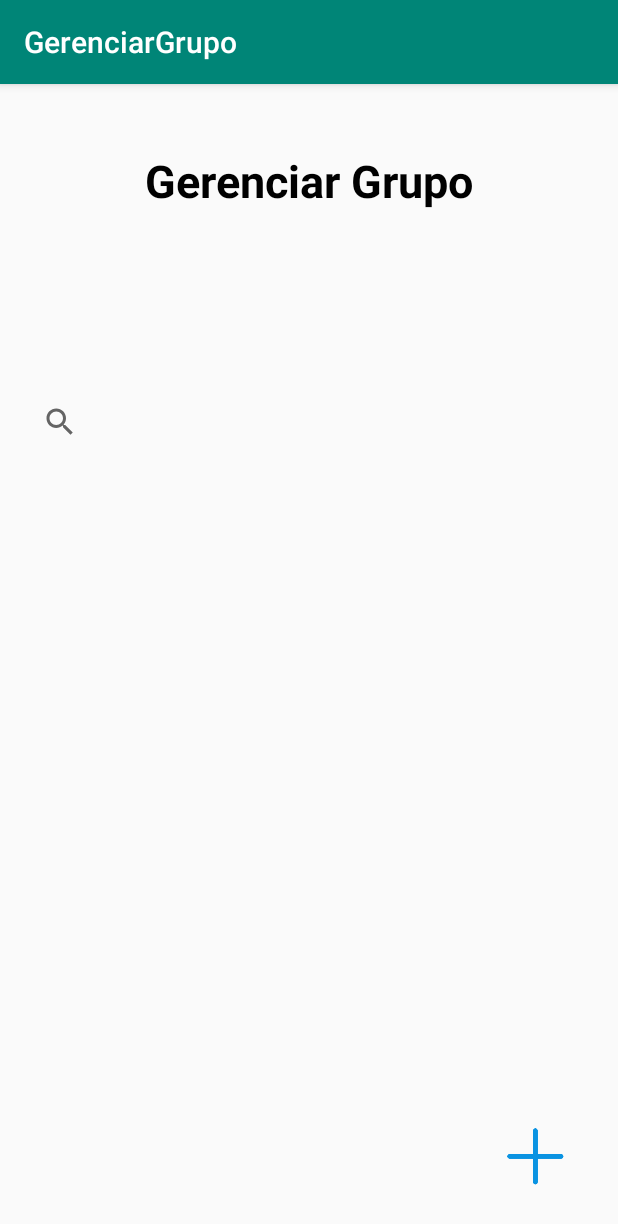
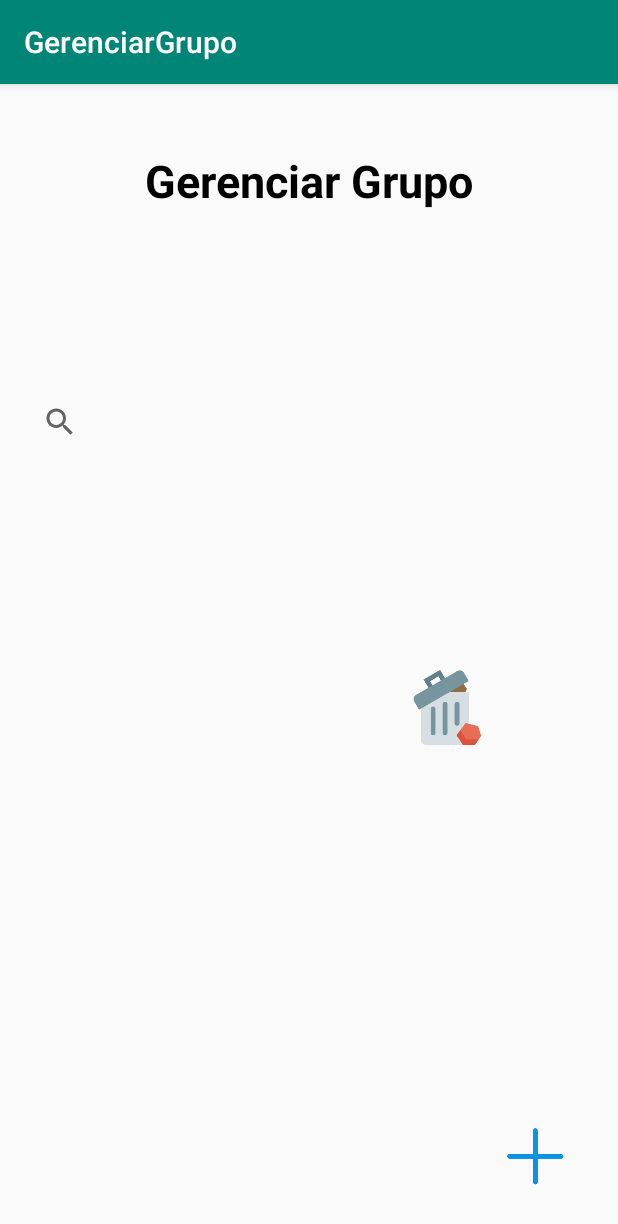
Before and after one commit to RodrigoNorio/construcao_software, an Android app: the GerenciarGrupo screen opened directly, with no data from a screen before it, on a phone screen of 412 x 824 dp. Shown: the top 1224 px of the screen. Run offline under Robolectric (Android 15) with nearby library versions, the light colour scheme and no system bars.

Commit message:
view remover grupo

```diff
--- a/app/src/main/java/com/example/trabalhocs/Controller/GrupoCtrl.java
+++ b/app/src/main/java/com/example/trabalhocs/Controller/GrupoCtrl.java
@@ -29,6 +29,7 @@ public class GrupoCtrl {
     public boolean excluirFonteCtrl(long fcodFonte){
         return this.grupoDAO.excluirFonteDAO(fcodFonte);
     }
+    /*
 
     public boolean atualizarFonteCtrl (ModeloFonte f){
         return this.grupoDAO.atualizarFonteDAO(f);
--- a/app/src/main/java/com/example/trabalhocs/View/GerenciarGrupo.java
+++ b/app/src/main/java/com/example/trabalhocs/View/GerenciarGrupo.java
@@ -19,7 +19,10 @@ import androidx.appcompat.widget.Toolbar;
 import android.view.View;
 import android.widget.Button;
 import android.widget.EditText;
+import android.widget.ListView;
 import android.widget.Toast;
+
+import java.util.ArrayList;
 
 public class GerenciarGrupo extends AppCompatActivity {
 
@@ -30,6 +33,7 @@ public class GerenciarGrupo extends AppCompatActivity {
         Toolbar toolbar = findViewById(R.id.toolbar);
         setSupportActionBar(toolbar);
 
+        //listargrupos();
         Button btngrupo = (Button) findViewById(R.id.adicionargrupo);
         btngrupo.setOnClickListener(new View.OnClickListener() {
             @Override
@@ -39,6 +43,8 @@ public class GerenciarGrupo extends AppCompatActivity {
         });
 
     }
+
+
 
     public void addgruponome(){
         final EditText fontetxt;
@@ -81,7 +87,56 @@ public class GerenciarGrupo extends AppCompatActivity {
         ad.show();
         fontetxt.setText("");
     }
+/*
+    private void listargrupos() {
+        //BUSCAR TODOS OS GRUPOS DO BANCO
 
+        final GrupoCtrl grupoCtrl = new GrupoCtrl(ConexaoSQlite.getInstanciaConexao(GerenciarGrupo.this));
+
+        this.grupoList = new ArrayList<>();
+        grupoList = grupoCtrl.getListaFontesCtrl();
+
+        this.lsvFontes = (ListView) findViewById(R.id.listarfontes);
+
+        this.adapterListaFonte = new AdapterListaFonte(GerenciarReceita.this, fonteList);
+
+        this.lsvFontes.setAdapter(this.adapterListaFonte);
+
+        this.lsvFontes.setOnItemClickListener(new AdapterView.OnItemClickListener() {
+            @Override
+            public void onItemClick(AdapterView<?> adapterView, View view, final int posicao, long id) {
+
+                adapterListaFonte.select(posicao);
+
+                ModeloFonte fonteSelecionada = (ModeloFonte) adapterListaFonte.getItem(posicao);
+                final int cod_fonte = fonteSelecionada.getCodfonte();
+
+                Button btnexcluir = findViewById(R.id.excluirfonte);
+                Button btneditar = findViewById(R.id.editarfonte);
+                Button btnverificar = findViewById(R.id.verificardin);
+
+                btnexcluir.setOnClickListener(new View.OnClickListener() {
+                    @Override
+                    public void onClick(View v) {
+                        alertdialogexcluirfonte(cod_fonte);
+                    }
+                });
+                btneditar.setOnClickListener(new View.OnClickListener() {
+                    @Override
+                    public void onClick(View v) {
+                        alertdialogeeditarfonte(cod_fonte);
+                    }
+                });
+                btnverificar.setOnClickListener(new View.OnClickListener() {
+                    @Override
+                    public void onClick(View v) {
+                        alertdialogverificardin(cod_fonte);
+                    }
+                });
+            }
+        });
+    }
+*/
 
 
 
--- a/app/src/main/res/layout/content_gerenciargrupo.xml
+++ b/app/src/main/res/layout/content_gerenciargrupo.xml
@@ -63,4 +63,20 @@
         app:layout_constraintBottom_toBottomOf="parent"
         app:layout_constraintStart_toStartOf="parent" />
 
+
+    <Button
+        android:id="@+id/excluirgrupo"
+        android:layout_width="50dp"
+        android:layout_height="50dp"
+        android:layout_marginStart="273dp"
+        android:layout_marginLeft="273dp"
+        android:layout_marginEnd="24dp"
+        android:layout_marginRight="24dp"
+        android:layout_marginBottom="52dp"
+        android:background="@mipmap/ic_lixo_foreground"
+        android:text="@string/lixo"
+        app:layout_constraintBottom_toTopOf="@+id/listargrupos"
+        app:layout_constraintEnd_toStartOf="@+id/editarfonte"
+        app:layout_constraintStart_toStartOf="parent" />
+
 </androidx.constraintlayout.widget.ConstraintLayout>
```
